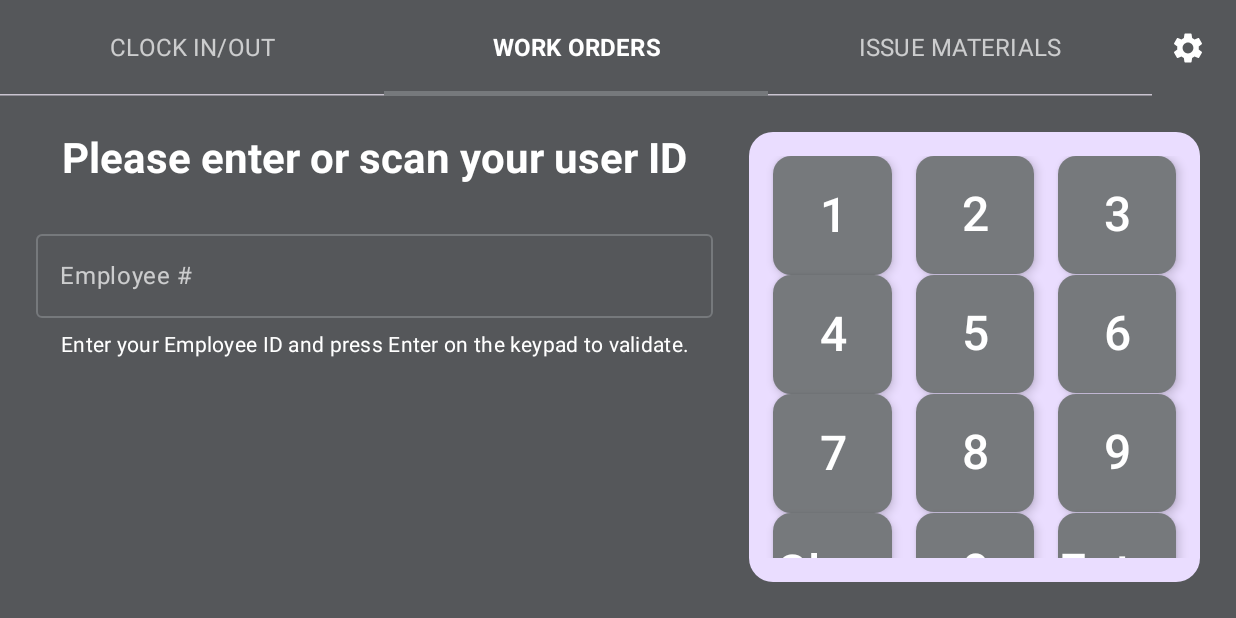
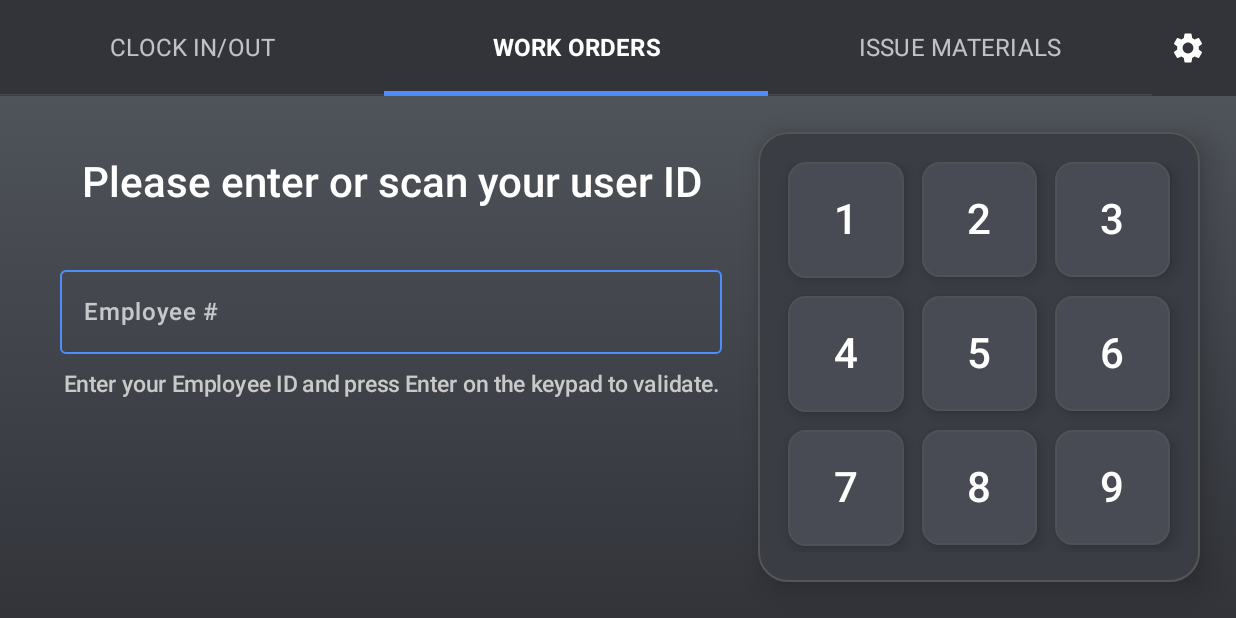
Before and after one commit to reybeld94/terminal, an Android app built with Jetpack Compose: the screen it shows after launch (MainActivity), tab 2 chosen, on a phone screen of 824 x 412 dp (held sideways). Run offline under Robolectric (Android 15) with nearby library versions, the phone set to English and light mode, and no system bars; pictures from the network do not load.

Commit message:
Refine work order UI styling

```diff
--- a/app/src/main/java/com/example/terminal/ui/theme/Color.kt
+++ b/app/src/main/java/com/example/terminal/ui/theme/Color.kt
@@ -2,9 +2,18 @@ package com.example.terminal.ui.theme
 
 import androidx.compose.ui.graphics.Color
 
-val TerminalBackground = Color(0xFF55575A)
-val TerminalSurface = Color(0xFF55575A)
-val TerminalPrimary = Color(0xFF76797C)
-val TerminalSecondary = Color(0xFF6B6D70)
-val TerminalTertiary = Color(0xFF8B8E92)
+val TerminalBackgroundTop = Color(0xFF4F535A)
+val TerminalBackgroundBottom = Color(0xFF32343A)
+val TerminalSurface = Color(0xFF383B42)
+val TerminalSurfaceVariant = Color(0xFF44474F)
+val TerminalOnSurfaceVariant = Color(0xFFE6E7EB)
+val TerminalPrimary = Color(0xFF4F8DFD)
+val TerminalSecondary = Color(0xFF7C828C)
+val TerminalTertiary = Color(0xFF2FB57A)
 val TerminalOnColor = Color(0xFFFFFFFF)
+val TerminalHelperText = Color(0xFFC9C9C9)
+val TerminalOutline = Color(0xFF555555)
+val TerminalKeypadBackground = Color(0xFF3A3D44)
+val TerminalKeypadButton = Color(0xFF484B53)
+val TerminalKeypadClear = Color(0xFF404349)
+val TerminalKeypadEnter = Color(0xFF299E65)
--- a/app/src/main/java/com/example/terminal/ui/theme/Theme.kt
+++ b/app/src/main/java/com/example/terminal/ui/theme/Theme.kt
@@ -13,27 +13,39 @@ import androidx.compose.ui.platform.LocalContext
 private val DarkColorScheme = darkColorScheme(
     primary = TerminalPrimary,
     onPrimary = TerminalOnColor,
+    primaryContainer = TerminalSurfaceVariant,
+    onPrimaryContainer = TerminalOnColor,
     secondary = TerminalSecondary,
     onSecondary = TerminalOnColor,
     tertiary = TerminalTertiary,
     onTertiary = TerminalOnColor,
-    background = TerminalBackground,
+    background = TerminalBackgroundBottom,
     onBackground = TerminalOnColor,
     surface = TerminalSurface,
-    onSurface = TerminalOnColor
+    onSurface = TerminalOnColor,
+    surfaceVariant = TerminalSurfaceVariant,
+    onSurfaceVariant = TerminalOnSurfaceVariant,
+    outline = TerminalOutline,
+    outlineVariant = TerminalOutline.copy(alpha = 0.6f)
 )
 
 private val LightColorScheme = lightColorScheme(
     primary = TerminalPrimary,
     onPrimary = TerminalOnColor,
+    primaryContainer = TerminalSurfaceVariant,
+    onPrimaryContainer = TerminalOnColor,
     secondary = TerminalSecondary,
     onSecondary = TerminalOnColor,
     tertiary = TerminalTertiary,
     onTertiary = TerminalOnColor,
-    background = TerminalBackground,
+    background = TerminalBackgroundBottom,
     onBackground = TerminalOnColor,
     surface = TerminalSurface,
-    onSurface = TerminalOnColor
+    onSurface = TerminalOnColor,
+    surfaceVariant = TerminalSurfaceVariant,
+    onSurfaceVariant = TerminalOnSurfaceVariant,
+    outline = TerminalOutline,
+    outlineVariant = TerminalOutline.copy(alpha = 0.6f)
 )
 
 @Composable
--- a/app/src/main/java/com/example/terminal/ui/workorders/WorkOrdersScreen.kt
+++ b/app/src/main/java/com/example/terminal/ui/workorders/WorkOrdersScreen.kt
@@ -1,5 +1,6 @@
 package com.example.terminal.ui.workorders
 
+import androidx.compose.foundation.BorderStroke
 import androidx.compose.foundation.background
 import androidx.compose.foundation.clickable
 import androidx.compose.foundation.interaction.MutableInteractionSource
@@ -33,6 +34,8 @@ import androidx.compose.material3.ExposedDropdownMenuDefaults
 import androidx.compose.material3.MaterialTheme
 import androidx.compose.material3.OutlinedTextField
 import androidx.compose.material3.OutlinedTextFieldDefaults
+import androidx.compose.material3.OutlinedButton
+import androidx.compose.material3.OutlinedButtonDefaults
 import androidx.compose.material3.Scaffold
 import androidx.compose.material3.SnackbarHost
 import androidx.compose.material3.SnackbarHostState
@@ -49,17 +52,26 @@ import androidx.compose.runtime.setValue
 import androidx.compose.ui.Alignment
 import androidx.compose.ui.Modifier
 import androidx.compose.ui.graphics.Color
+import androidx.compose.ui.graphics.Brush
 import androidx.compose.ui.platform.LocalContext
 import androidx.compose.ui.text.font.FontWeight
 import androidx.compose.foundation.text.KeyboardOptions
 import androidx.compose.ui.text.input.KeyboardType
 import androidx.compose.ui.text.style.TextAlign
+import androidx.compose.ui.unit.TextUnit
 import androidx.compose.ui.unit.dp
 import androidx.compose.ui.unit.sp
 import androidx.lifecycle.compose.collectAsStateWithLifecycle
 import androidx.lifecycle.viewmodel.compose.viewModel
 import com.example.terminal.data.network.ClockOutStatus
 import com.example.terminal.data.repository.UserStatus
+import com.example.terminal.ui.theme.TerminalBackgroundBottom
+import com.example.terminal.ui.theme.TerminalBackgroundTop
+import com.example.terminal.ui.theme.TerminalHelperText
+import com.example.terminal.ui.theme.TerminalKeypadBackground
+import com.example.terminal.ui.theme.TerminalKeypadButton
+import com.example.terminal.ui.theme.TerminalKeypadClear
+import com.example.terminal.ui.theme.TerminalKeypadEnter
 
 @Composable
 fun WorkOrdersScreen(
@@ -84,12 +96,18 @@ fun WorkOrdersScreen(
         Box(
             modifier = Modifier
                 .fillMaxSize()
+                .background(
+                    brush = Brush.verticalGradient(
+                        colors = listOf(TerminalBackgroundTop, TerminalBackgroundBottom)
+                    )
+                )
                 .padding(paddingValues)
         ) {
             Row(
                 modifier = Modifier
                     .fillMaxSize()
-                    .padding(24.dp)
+                    .padding(start = 40.dp, top = 24.dp, end = 24.dp, bottom = 24.dp),
+                verticalAlignment = Alignment.Top
             ) {
                 WorkOrdersForm(
                     modifier = Modifier.weight(0.6f),
@@ -142,14 +160,10 @@ private fun WorkOrdersForm(
     val isClockOutEnabled = isClockInEnabled && !uiState.isLoading
     val employeeInstruction = "Enter your Employee ID and press Enter on the keypad to validate."
     val workOrderInstruction = "Use the keypad to enter or scan the assembly number and press Enter to continue."
-    val workerName = uiState.userStatus?.let { status ->
-        listOfNotNull(status.firstName, status.lastName)
-            .joinToString(separator = " ")
-            .takeIf { it.isNotBlank() }
-    }
-
     Column(
-        modifier = modifier.fillMaxHeight(),
+        modifier = modifier
+            .fillMaxHeight()
+            .padding(top = 16.dp),
         verticalArrangement = Arrangement.Top,
         horizontalAlignment = Alignment.CenterHorizontally
     ) {
@@ -158,7 +172,7 @@ private fun WorkOrdersForm(
                 title = "Please enter or scan your user ID",
                 modifier = Modifier.fillMaxWidth()
             )
-            Spacer(modifier = Modifier.height(24.dp))
+            Spacer(modifier = Modifier.height(32.dp))
             SelectableField(
                 label = "Employee #",
                 value = uiState.employeeId,
@@ -167,11 +181,14 @@ private fun WorkOrdersForm(
                 enabled = !uiState.isLoading,
                 isError = uiState.employeeValidationError != null
             )
-            Spacer(modifier = Modifier.height(8.dp))
+            Spacer(modifier = Modifier.height(10.dp))
             Text(
                 text = employeeInstruction,
-                style = MaterialTheme.typography.bodyMedium,
-                color = MaterialTheme.colorScheme.onSurface,
+                style = MaterialTheme.typography.bodyMedium.copy(
+                    fontSize = 15.sp,
+                    fontWeight = FontWeight.Medium
+                ),
+                color = TerminalHelperText,
                 textAlign = TextAlign.Center,
                 modifier = Modifier.fillMaxWidth()
             )
@@ -179,25 +196,25 @@ private fun WorkOrdersForm(
                 Spacer(modifier = Modifier.height(8.dp))
                 Text(
                     text = uiState.employeeValidationError,
-                    style = MaterialTheme.typography.bodyMedium,
+                    style = MaterialTheme.typography.bodyMedium.copy(fontWeight = FontWeight.Medium),
                     color = MaterialTheme.colorScheme.error
                 )
             }
         } else {
+            Spacer(modifier = Modifier.height(24.dp))
             if (uiState.userStatus != null) {
                 EmployeeStatusCard(
                     status = uiState.userStatus,
                     modifier = Modifier.fillMaxWidth()
                 )
-                Spacer(modifier = Modifier.height(24.dp))
+                Spacer(modifier = Modifier.height(16.dp))
             }
 
             StepHeading(
                 title = "Please enter or scan your assembly number",
-                subtitle = workerName,
                 modifier = Modifier.fillMaxWidth()
             )
-            Spacer(modifier = Modifier.height(24.dp))
+            Spacer(modifier = Modifier.height(14.dp))
 
             SelectableField(
                 label = "Assembly #",
@@ -206,54 +223,67 @@ private fun WorkOrdersForm(
                 onClick = onWorkOrderClick,
                 enabled = uiState.isEmployeeValidated && !uiState.isLoading
             )
-            Spacer(modifier = Modifier.height(8.dp))
+            Spacer(modifier = Modifier.height(10.dp))
             Text(
                 text = workOrderInstruction,
-                style = MaterialTheme.typography.bodyMedium,
-                color = MaterialTheme.colorScheme.onSurface,
+                style = MaterialTheme.typography.bodyMedium.copy(
+                    fontSize = 15.sp,
+                    fontWeight = FontWeight.Medium
+                ),
+                color = TerminalHelperText,
                 textAlign = TextAlign.Center,
                 modifier = Modifier.fillMaxWidth()
             )
-            Spacer(modifier = Modifier.height(32.dp))
+            Spacer(modifier = Modifier.height(28.dp))
             Row(
                 modifier = Modifier.fillMaxWidth(),
-                horizontalArrangement = Arrangement.spacedBy(16.dp)
+                horizontalArrangement = Arrangement.spacedBy(26.dp)
             ) {
                 Button(
                     onClick = onClockIn,
                     enabled = isClockInEnabled,
                     modifier = Modifier
                         .weight(1f)
-                        .height(72.dp),
+                        .height(60.dp),
                     colors = ButtonDefaults.buttonColors(
-                        containerColor = MaterialTheme.colorScheme.primary,
-                        contentColor = MaterialTheme.colorScheme.onPrimary
+                        containerColor = MaterialTheme.colorScheme.tertiary,
+                        contentColor = MaterialTheme.colorScheme.onTertiary,
+                        disabledContainerColor = MaterialTheme.colorScheme.tertiary.copy(alpha = 0.4f),
+                        disabledContentColor = MaterialTheme.colorScheme.onTertiary.copy(alpha = 0.6f)
                     )
                 ) {
                     Text(
                         text = "Clock IN WO",
                         style = MaterialTheme.typography.titleLarge,
-                        color = MaterialTheme.colorScheme.onPrimary
+                        color = MaterialTheme.colorScheme.onTertiary,
+                        fontWeight = FontWeight.SemiBold
                     )
                 }
 
-                Button(
+                OutlinedButton(
                     onClick = onClockOut,
                     enabled = isClockOutEnabled,
                     modifier = Modifier
                         .weight(1f)
-                        .height(72.dp),
-                    colors = ButtonDefaults.buttonColors(
-                        containerColor = MaterialTheme.colorScheme.primary,
-                        contentColor = MaterialTheme.colorScheme.onPrimary,
-                        disabledContainerColor = MaterialTheme.colorScheme.primary.copy(alpha = 0.4f),
-                        disabledContentColor = MaterialTheme.colorScheme.onPrimary.copy(alpha = 0.6f)
+                        .height(60.dp),
+                    colors = OutlinedButtonDefaults.outlinedButtonColors(
+                        contentColor = MaterialTheme.colorScheme.onSurface,
+                        disabledContentColor = MaterialTheme.colorScheme.onSurface.copy(alpha = 0.4f)
+                    ),
+                    border = BorderStroke(
+                        width = 1.dp,
+                        color = if (isClockOutEnabled) {
+                            MaterialTheme.colorScheme.outline
+                        } else {
+                            MaterialTheme.colorScheme.outline.copy(alpha = 0.4f)
+                        }
                     )
                 ) {
                     Text(
                         text = "Clock OUT WO",
                         style = MaterialTheme.typography.titleLarge,
-                        color = MaterialTheme.colorScheme.onPrimary
+                        color = MaterialTheme.colorScheme.onSurface,
+                        fontWeight = FontWeight.SemiBold
                     )
                 }
             }
@@ -269,7 +299,7 @@ private fun StepHeading(
 ) {
     Column(
         modifier = modifier,
-        verticalArrangement = Arrangement.spacedBy(12.dp),
+        verticalArrangement = Arrangement.spacedBy(8.dp),
         horizontalAlignment = Alignment.CenterHorizontally
     ) {
         Text(
@@ -277,7 +307,7 @@ private fun StepHeading(
             text = title,
             style = MaterialTheme.typography.headlineMedium,
             color = MaterialTheme.colorScheme.onSurface,
-            fontWeight = FontWeight.Bold,
+            fontWeight = FontWeight.SemiBold,
             textAlign = TextAlign.Center
         )
         if (subtitle != null) {
@@ -285,7 +315,8 @@ private fun StepHeading(
                 modifier = Modifier.fillMaxWidth(),
                 text = subtitle,
                 style = MaterialTheme.typography.titleMedium,
-                color = MaterialTheme.colorScheme.onSurface,
+                color = TerminalHelperText,
+                fontWeight = FontWeight.Medium,
                 textAlign = TextAlign.Center
             )
         }
@@ -323,8 +354,8 @@ private fun SelectableField(
         readOnly = true,
         enabled = enabled,
         isError = isError,
-        label = { Text(text = label) },
-        placeholder = { Text(text = "--") },
+        label = { Text(text = label, fontWeight = FontWeight.Medium) },
+        placeholder = { Text(text = "--", fontWeight = FontWeight.Medium) },
         singleLine = true,
         colors = OutlinedTextFieldDefaults.colors(
             focusedBorderColor = MaterialTheme.colorScheme.primary,
@@ -352,32 +383,34 @@ private fun EmployeeStatusCard(
         modifier = modifier.fillMaxWidth(),
         shape = RoundedCornerShape(16.dp),
         colors = CardDefaults.cardColors(
-            containerColor = MaterialTheme.colorScheme.primaryContainer,
-            contentColor = MaterialTheme.colorScheme.onPrimaryContainer
+            containerColor = MaterialTheme.colorScheme.surfaceVariant,
+            contentColor = MaterialTheme.colorScheme.onSurfaceVariant
         )
     ) {
         Column(
             modifier = Modifier
                 .fillMaxWidth()
-                .padding(16.dp),
-            verticalArrangement = Arrangement.spacedBy(12.dp)
+                .padding(12.dp),
+            verticalArrangement = Arrangement.spacedBy(8.dp)
         ) {
             Column(verticalArrangement = Arrangement.spacedBy(4.dp)) {
                 Text(
                     text = "Employee",
                     style = MaterialTheme.typography.labelLarge,
-                    color = MaterialTheme.colorScheme.onPrimaryContainer
+                    color = MaterialTheme.colorScheme.onSurfaceVariant,
+                    fontWeight = FontWeight.Medium
                 )
                 Text(
                     text = "${status.firstName} ${status.lastName}",
                     style = MaterialTheme.typography.titleMedium,
-                    color = MaterialTheme.colorScheme.onPrimaryContainer,
+                    color = MaterialTheme.colorScheme.onSurfaceVariant,
                     fontWeight = FontWeight.SemiBold
                 )
                 Text(
                     text = "ID: ${status.userId}",
                     style = MaterialTheme.typography.bodySmall,
-                    color = MaterialTheme.colorScheme.onPrimaryContainer.copy(alpha = 0.8f)
+                    color = MaterialTheme.colorScheme.onSurfaceVariant.copy(alpha = 0.8f),
+                    fontWeight = FontWeight.Medium
                 )
             }
 
@@ -387,7 +420,8 @@ private fun EmployeeStatusCard(
                     Text(
                         text = "Active Work Order",
                         style = MaterialTheme.typography.labelLarge,
-                        color = MaterialTheme.colorScheme.onPrimaryContainer
+                        color = MaterialTheme.colorScheme.onSurfaceVariant,
+                        fontWeight = FontWeight.Medium
                     )
                     WorkOrderDetailRow("Collection ID", workOrder.workOrderCollectionId?.toString())
                     WorkOrderDetailRow("Work Order #", workOrder.workOrderNumber)
@@ -400,8 +434,8 @@ private fun EmployeeStatusCard(
             } else {
                 Text(
                     text = "No active work order",
-                    style = MaterialTheme.typography.bodyMedium,
-                    color = MaterialTheme.colorScheme.onPrimaryContainer
+                    style = MaterialTheme.typography.bodyMedium.copy(fontWeight = FontWeight.Medium),
+                    color = MaterialTheme.colorScheme.onSurfaceVariant
                 )
             }
         }
@@ -417,13 +451,13 @@ private fun WorkOrderDetailRow(label: String, value: String?) {
     ) {
         Text(
             text = label,
-            style = MaterialTheme.typography.bodySmall,
-            color = MaterialTheme.colorScheme.onPrimaryContainer.copy(alpha = 0.9f)
+            style = MaterialTheme.typography.bodySmall.copy(fontWeight = FontWeight.Medium),
+            color = MaterialTheme.colorScheme.onSurfaceVariant.copy(alpha = 0.9f)
         )
         Text(
             text = value?.takeIf { it.isNotBlank() } ?: "--",
-            style = MaterialTheme.typography.bodyMedium,
-            color = MaterialTheme.colorScheme.onPrimaryContainer,
+            style = MaterialTheme.typography.bodyMedium.copy(fontWeight = FontWeight.Medium),
+            color = MaterialTheme.colorScheme.onSurfaceVariant,
             textAlign = TextAlign.End
         )
     }
@@ -437,42 +471,75 @@ private fun WorkOrdersKeypad(
     onEnter: () -> Unit
 ) {
     Card(
-        modifier = modifier,
-        shape = RoundedCornerShape(16.dp),
+        modifier = modifier.fillMaxHeight(0.95f),
+        shape = RoundedCornerShape(20.dp),
         colors = CardDefaults.cardColors(
-            containerColor = MaterialTheme.colorScheme.primaryContainer,
-            contentColor = MaterialTheme.colorScheme.onPrimaryContainer
-        )
+            containerColor = TerminalKeypadBackground,
+            contentColor = MaterialTheme.colorScheme.onSurface
+        ),
+        border = BorderStroke(1.dp, MaterialTheme.colorScheme.outline),
+        elevation = CardDefaults.cardElevation(defaultElevation = 12.dp)
     ) {
-        val keypadItems = listOf(
-            "1" to { onNumberClick("1") },
-            "2" to { onNumberClick("2") },
-            "3" to { onNumberClick("3") },
-            "4" to { onNumberClick("4") },
-            "5" to { onNumberClick("5") },
-            "6" to { onNumberClick("6") },
-            "7" to { onNumberClick("7") },
-            "8" to { onNumberClick("8") },
-            "9" to { onNumberClick("9") },
-            "Clear" to onClear,
-            "0" to { onNumberClick("0") },
-            "Enter" to onEnter
-        )
+        val keypadItems = buildList {
+            listOf("1", "2", "3", "4", "5", "6", "7", "8", "9").forEach { digit ->
+                add(
+                    KeypadItem(
+                        label = digit,
+                        onClick = { onNumberClick(digit) },
+                        backgroundColor = TerminalKeypadButton,
+                        contentColor = MaterialTheme.colorScheme.onSurface,
+                        fontSize = 28.sp,
+                        fontWeight = FontWeight.SemiBold,
+                        borderColor = MaterialTheme.colorScheme.outline.copy(alpha = 0.6f)
+                    )
+                )
+            }
+            add(
+                KeypadItem(
+                    label = "Clear",
+                    onClick = onClear,
+                    backgroundColor = TerminalKeypadClear,
+                    contentColor = TerminalHelperText,
+                    fontSize = 18.sp,
+                    fontWeight = FontWeight.Medium,
+                    borderColor = MaterialTheme.colorScheme.outline.copy(alpha = 0.3f)
+                )
+            )
+            add(
+                KeypadItem(
+                    label = "0",
+                    onClick = { onNumberClick("0") },
+                    backgroundColor = TerminalKeypadButton,
+                    contentColor = MaterialTheme.colorScheme.onSurface,
+                    fontSize = 28.sp,
+                    fontWeight = FontWeight.SemiBold,
+                    borderColor = MaterialTheme.colorScheme.outline.copy(alpha = 0.6f)
+                )
+            )
+            add(
+                KeypadItem(
+                    label = "Enter",
+                    onClick = onEnter,
+                    backgroundColor = TerminalKeypadEnter,
+                    contentColor = MaterialTheme.colorScheme.onTertiary,
+                    fontSize = 20.sp,
+                    fontWeight = FontWeight.SemiBold,
+                    borderColor = Color.Transparent
+                )
+            )
+        }
 
         LazyVerticalGrid(
             columns = GridCells.Fixed(3),
             modifier = Modifier
                 .fillMaxSize()
-                .padding(16.dp),
-            verticalArrangement = Arrangement.SpaceEvenly,
-            horizontalArrangement = Arrangement.spacedBy(16.dp),
+                .padding(20.dp),
+            verticalArrangement = Arrangement.spacedBy(12.dp),
+            horizontalArrangement = Arrangement.spacedBy(12.dp),
             userScrollEnabled = false
         ) {
-            items(keypadItems, key = { it.first }) { (label, action) ->
-                KeypadButton(
-                    label = label,
-                    onClick = action
-                )
+            items(keypadItems, key = { it.label }) { item ->
+                KeypadButton(item)
             }
         }
     }
@@ -480,33 +547,44 @@ private fun WorkOrdersKeypad(
 
 @Composable
 private fun KeypadButton(
-    label: String,
-    onClick: () -> Unit
+    item: KeypadItem
 ) {
     Surface(
         modifier = Modifier
             .fillMaxWidth()
             .aspectRatio(1f),
         shape = RoundedCornerShape(12.dp),
-        color = MaterialTheme.colorScheme.primary,
-        contentColor = MaterialTheme.colorScheme.onPrimary,
-        shadowElevation = 4.dp,
-        onClick = onClick
+        color = item.backgroundColor,
+        contentColor = item.contentColor,
+        shadowElevation = 6.dp,
+        tonalElevation = 2.dp,
+        border = item.borderColor?.let { BorderStroke(1.dp, it) },
+        onClick = item.onClick
     ) {
         Box(
             modifier = Modifier.fillMaxSize(),
             contentAlignment = Alignment.Center
         ) {
             Text(
-                text = label,
-                fontSize = 32.sp,
+                text = item.label,
+                fontSize = item.fontSize,
                 textAlign = TextAlign.Center,
-                color = MaterialTheme.colorScheme.onPrimary,
-                fontWeight = FontWeight.SemiBold
+                color = item.contentColor,
+                fontWeight = item.fontWeight
             )
         }
     }
 }
+
+private data class KeypadItem(
+    val label: String,
+    val onClick: () -> Unit,
+    val backgroundColor: Color,
+    val contentColor: Color,
+    val fontSize: TextUnit,
+    val fontWeight: FontWeight,
+    val borderColor: Color?
+)
 
 @Composable
 private fun LoadingOverlay() {
```
